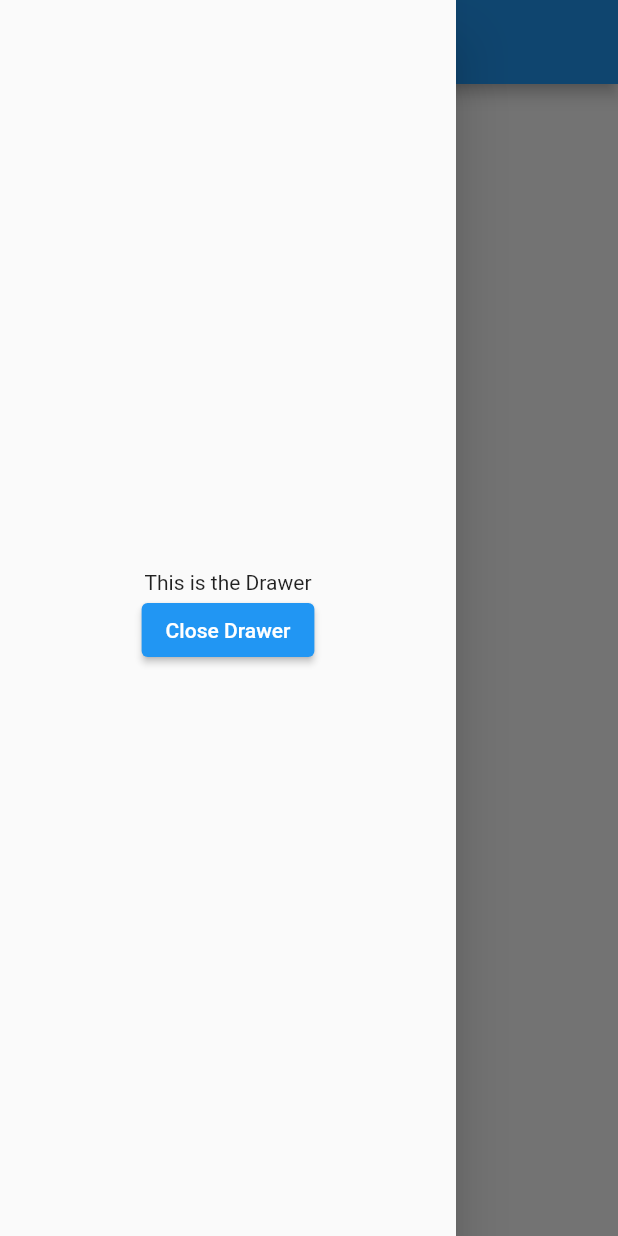
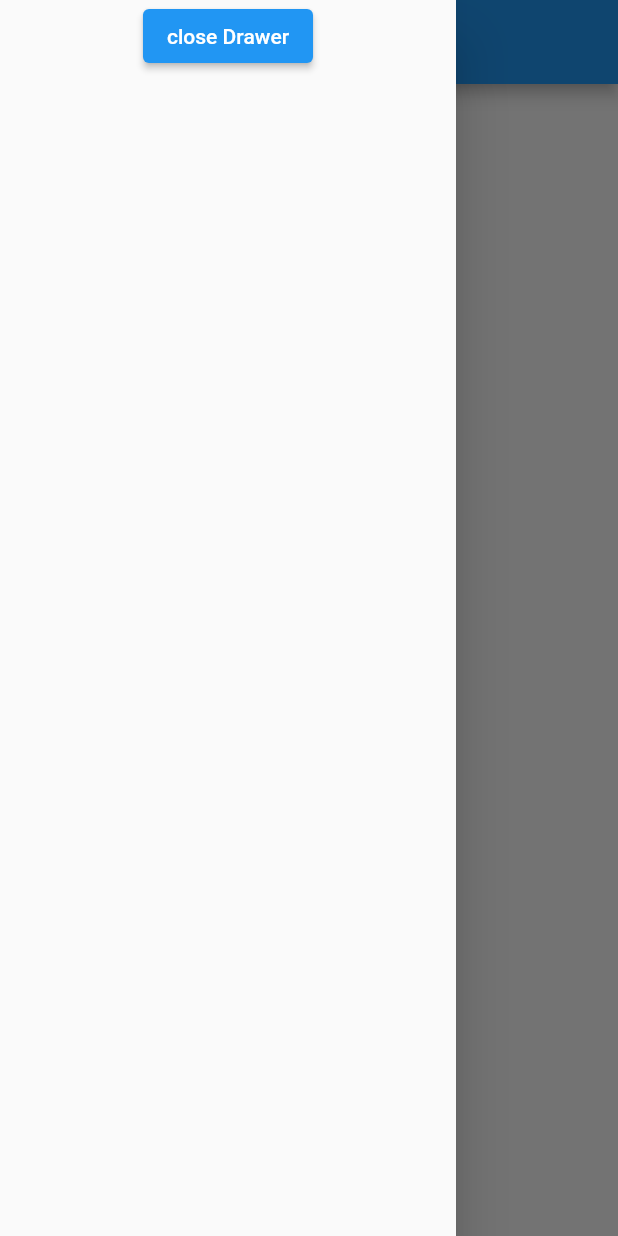
Before and after one commit to PersonalPhotoStudio/PhotoStudio, a Flutter app: the screen it shows after launch, with the side drawer open, on a phone screen of 412 x 824 dp. Run offline on Flutter 3.47's test engine with Material 2 defaults, Android fonts, the phone set to English and light mode, and no system bars; our stand-ins replace adaptive_breakpoints.

Commit message:
use child widgets

```diff
--- /dev/null
+++ b/lib/routes/Home/HomeBody.dart
@@ -0,0 +1,12 @@
+import 'package:flutter/material.dart';
+
+/// Home 主体
+class HomeBody extends StatelessWidget {
+  /// 创建 Home 页面的主体
+  const HomeBody({Key? key}) : super(key: key);
+
+  @override
+  Widget build(BuildContext context) {
+    return Container();
+  }
+}
--- /dev/null
+++ b/lib/routes/Home/HomeDraw.dart
@@ -0,0 +1,29 @@
+import 'package:flutter/material.dart';
+
+/// Home Drawer
+class HomeDraw extends StatelessWidget {
+  final VoidCallback? onClose;
+
+  /// 创建 Home 页面的 Drawer
+  const HomeDraw({
+    Key? key,
+    this.onClose,
+  }) : super(key: key);
+
+  @override
+  Widget build(BuildContext context) {
+    return Drawer(
+      // TODO
+      child: Column(
+        children: [
+          Center(
+            child: ElevatedButton(
+              onPressed: onClose,
+              child: const Text('close Drawer'),
+            ),
+          )
+        ],
+      ),
+    );
+  }
+}
--- a/lib/routes/Home/HomeRoute.dart
+++ b/lib/routes/Home/HomeRoute.dart
@@ -1,5 +1,7 @@
 import 'package:flutter/cupertino.dart';
 import 'package:flutter/material.dart';
+import 'package:photo_studio/routes/Home/HomeBody.dart';
+import 'package:photo_studio/routes/Home/HomeDraw.dart';
 
 class HomeRoute extends StatefulWidget {
   const HomeRoute({Key? key}) : super(key: key);
@@ -10,11 +12,12 @@ class HomeRoute extends StatefulWidget {
 
 class _HomeRouteState extends State<HomeRoute> {
   final GlobalKey<ScaffoldState> _scaffoldKey = GlobalKey<ScaffoldState>();
-
+  // 打开 Draw
   void _openDrawer() {
     _scaffoldKey.currentState!.openDrawer();
   }
 
+  // 关闭 Draw
   void _closeDrawer() {
     Navigator.of(context).pop();
   }
@@ -24,27 +27,8 @@ class _HomeRouteState extends State<HomeRoute> {
     return Scaffold(
       key: _scaffoldKey,
       appBar: AppBar(title: const Text('Drawer Demo')),
-      body: Center(
-        child: ElevatedButton(
-          onPressed: _openDrawer,
-          child: const Text('Open Drawer'),
-        ),
-      ),
-      drawer: Drawer(
-        child: Center(
-          child: Column(
-            mainAxisAlignment: MainAxisAlignment.center,
-            children: <Widget>[
-              const Text('This is the Drawer'),
-              ElevatedButton(
-                onPressed: _closeDrawer,
-                child: const Text('Close Drawer'),
-              ),
-            ],
-          ),
-        ),
-      ),
-      // Disable opening the drawer with a swipe gesture.
+      body: HomeBody(),
+      drawer: HomeDraw(onClose: _closeDrawer),
       drawerEnableOpenDragGesture: false,
     );
   }
```
Also changed, not shown: 1 other file.
